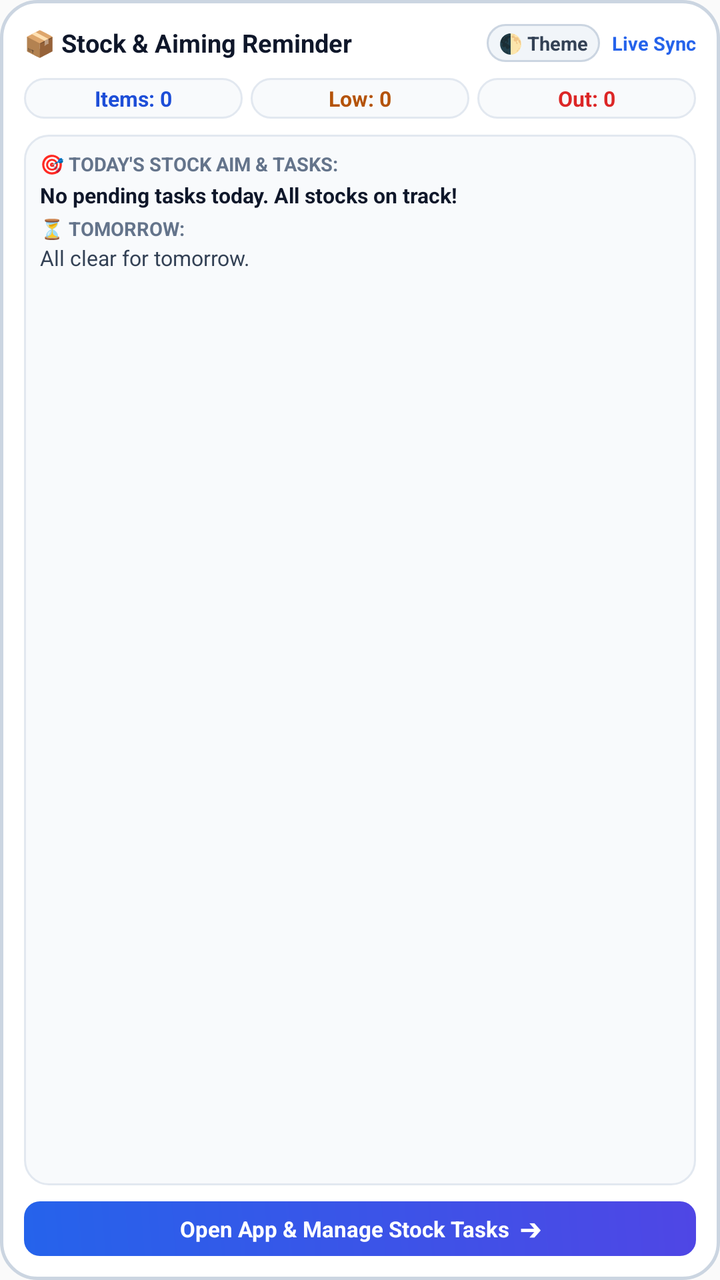
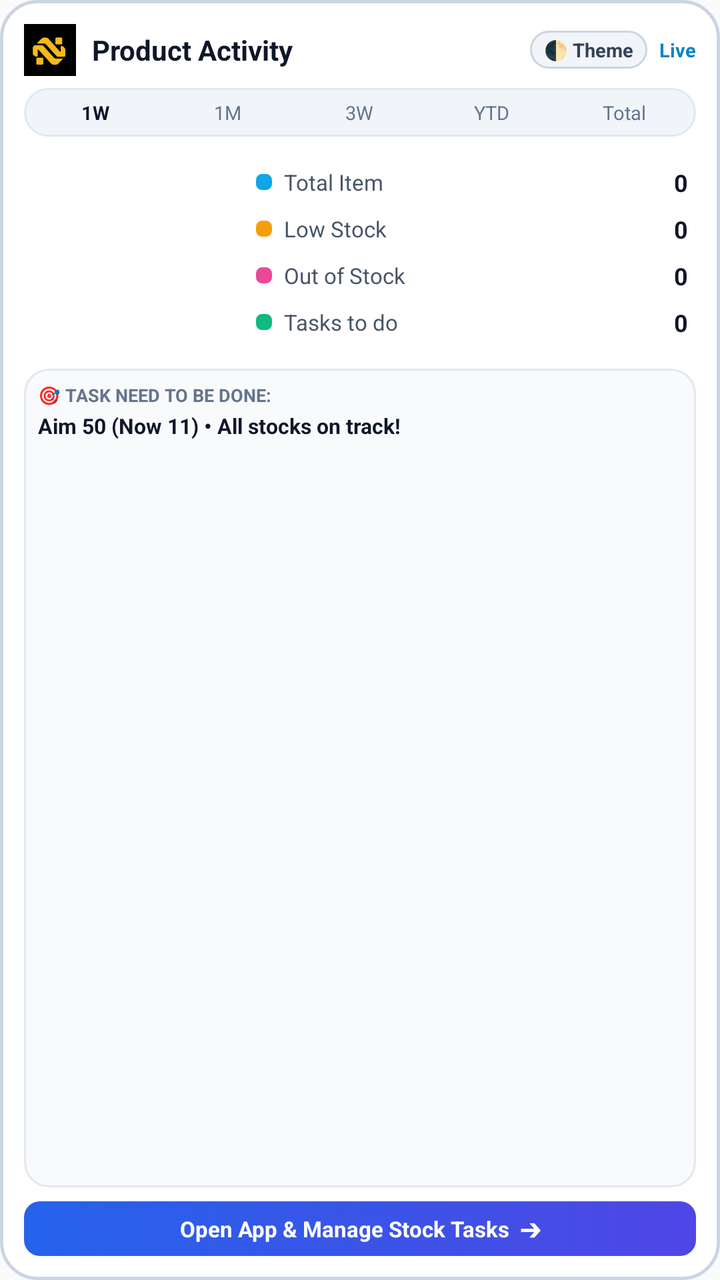

The first picture is an Android layout as it rendered before a commit; the second is the same layout after the commit. The layout source and the unified diff follow.
<!-- AndroidManifest.xml: application theme AppTheme -->
<!-- res/layout/widget_stock_reminder_light.xml -->
<?xml version="1.0" encoding="utf-8"?>
<LinearLayout xmlns:android="http://schemas.android.com/apk/res/android"
    android:id="@+id/widget_root"
    android:layout_width="match_parent"
    android:layout_height="match_parent"
    android:orientation="vertical"
    android:background="@drawable/widget_bg_light"
    android:padding="12dp">

    
    <LinearLayout
        android:layout_width="match_parent"
        android:layout_height="wrap_content"
        android:orientation="horizontal"
        android:gravity="center_vertical"
        android:layout_marginBottom="8dp">

        <TextView
            android:layout_width="0dp"
            android:layout_height="wrap_content"
            android:layout_weight="1"
            android:text="📦 Stock &amp; Aiming Reminder"
            android:textColor="#0f172a"
            android:textStyle="bold"
            android:textSize="12.5sp" />

        
        <TextView
            android:id="@+id/widget_theme_toggle"
            android:layout_width="wrap_content"
            android:layout_height="wrap_content"
            android:background="@drawable/widget_theme_btn_bg"
            android:text="🌓 Theme"
            android:textColor="#334155"
            android:textStyle="bold"
            android:textSize="9.5sp"
            android:paddingTop="3dp"
            android:paddingBottom="3dp"
            android:paddingStart="6dp"
            android:paddingEnd="6dp"
            android:layout_marginEnd="6dp" />

        <TextView
            android:id="@+id/widget_sync_badge"
            android:layout_width="wrap_content"
            android:layout_height="wrap_content"
            android:text="Live Sync"
            android:textColor="#2563eb"
            android:textStyle="bold"
            android:textSize="9.5sp" />
    </LinearLayout>

    
    <LinearLayout
        android:layout_width="match_parent"
        android:layout_height="wrap_content"
        android:orientation="horizontal"
        android:gravity="center_vertical"
        android:layout_marginBottom="8dp">

        
        <TextView
            android:id="@+id/widget_total_items"
            android:layout_width="0dp"
            android:layout_height="wrap_content"
            android:layout_weight="1"
            android:layout_marginEnd="4dp"
            android:background="@drawable/widget_inner_box_light"
            android:text="Items: 0"
            android:textColor="#1d4ed8"
            android:textSize="10.5sp"
            android:textStyle="bold"
            android:gravity="center"
            android:paddingTop="3dp"
            android:paddingBottom="3dp"
            android:paddingStart="4dp"
            android:paddingEnd="4dp" />

        
        <TextView
            android:id="@+id/widget_low_stock"
            android:layout_width="0dp"
            android:layout_height="wrap_content"
            android:layout_weight="1"
            android:layout_marginEnd="4dp"
            android:background="@drawable/widget_inner_box_light"
            android:text="Low: 0"
            android:textColor="#b45309"
            android:textSize="10.5sp"
            android:textStyle="bold"
            android:gravity="center"
            android:paddingTop="3dp"
            android:paddingBottom="3dp"
            android:paddingStart="4dp"
            android:paddingEnd="4dp" />

        
        <TextView
            android:id="@+id/widget_out_stock"
            android:layout_width="0dp"
            android:layout_height="wrap_content"
            android:layout_weight="1"
            android:background="@drawable/widget_inner_box_light"
            android:text="Out: 0"
            android:textColor="#dc2626"
            android:textSize="10.5sp"
            android:textStyle="bold"
            android:gravity="center"
            android:paddingTop="3dp"
            android:paddingBottom="3dp"
            android:paddingStart="4dp"
            android:paddingEnd="4dp" />
    </LinearLayout>

    
    <LinearLayout
        android:layout_width="match_parent"
        android:layout_height="0dp"
        android:layout_weight="1"
        android:orientation="vertical"
        android:background="@drawable/widget_inner_box_light"
        android:padding="8dp">

        
        <TextView
            android:layout_width="wrap_content"
            android:layout_height="wrap_content"
            android:text="🎯 TODAY'S STOCK AIM &amp; TASKS:"
            android:textColor="#64748b"
            android:textSize="9.5sp"
            android:textStyle="bold" />

        <TextView
            android:id="@+id/widget_today_tasks"
            android:layout_width="match_parent"
            android:layout_height="wrap_content"
            android:text="No pending tasks today. All stocks on track!"
            android:textColor="#0f172a"
            android:textStyle="bold"
            android:textSize="10.5sp"
            android:maxLines="2"
            android:ellipsize="end"
            android:layout_marginTop="2dp"
            android:layout_marginBottom="3dp" />

        
        <TextView
            android:layout_width="wrap_content"
            android:layout_height="wrap_content"
            android:text="⏳ TOMORROW:"
            android:textColor="#64748b"
            android:textSize="9.5sp"
            android:textStyle="bold" />

        <TextView
            android:id="@+id/widget_tomorrow_tasks"
            android:layout_width="match_parent"
            android:layout_height="wrap_content"
            android:text="All clear for tomorrow."
            android:textColor="#334155"
            android:textSize="10.5sp"
            android:maxLines="1"
            android:ellipsize="end"
            android:layout_marginTop="1dp" />
    </LinearLayout>

    
    <TextView
        android:id="@+id/widget_btn_open"
        android:layout_width="match_parent"
        android:layout_height="wrap_content"
        android:background="@drawable/widget_btn_bg"
        android:text="Open App &amp; Manage Stock Tasks  ➔"
        android:textColor="#ffffff"
        android:textStyle="bold"
        android:textSize="11sp"
        android:gravity="center"
        android:paddingTop="6dp"
        android:paddingBottom="6dp"
        android:layout_marginTop="8dp" />
</LinearLayout>
<!-- resources referenced by this layout -->
<resources>
  <!-- drawable widget_bg_light (drawable) -->
  <?xml version="1.0" encoding="utf-8"?>
  <shape xmlns:android="http://schemas.android.com/apk/res/android"
      android:shape="rectangle">
      <solid android:color="#ffffff" />
      <corners android:radius="18dp" />
      <stroke
          android:width="1.5dp"
          android:color="#cbd5e1" />
  </shape>
  <!-- drawable widget_btn_bg (drawable) -->
  <?xml version="1.0" encoding="utf-8"?>
  <shape xmlns:android="http://schemas.android.com/apk/res/android"
      android:shape="rectangle">
      <gradient
          android:angle="45"
          android:startColor="#2563eb"
          android:endColor="#4f46e5"
          android:type="linear" />
      <corners android:radius="8dp" />
  </shape>
  <!-- drawable widget_inner_box_light (drawable) -->
  <?xml version="1.0" encoding="utf-8"?>
  <shape xmlns:android="http://schemas.android.com/apk/res/android"
      android:shape="rectangle">
      <solid android:color="#f8fafc" />
      <corners android:radius="12dp" />
      <stroke
          android:width="1dp"
          android:color="#e2e8f0" />
  </shape>
  <!-- drawable widget_theme_btn_bg (drawable) -->
  <?xml version="1.0" encoding="utf-8"?>
  <shape xmlns:android="http://schemas.android.com/apk/res/android"
      android:shape="rectangle">
      <solid android:color="#f1f5f9" />
      <corners android:radius="14dp" />
      <stroke
          android:width="1dp"
          android:color="#cbd5e1" />
  </shape>
  <style name="AppTheme" parent="Theme.AppCompat.Light.DarkActionBar">
          
          <item name="colorPrimary">@color/colorPrimary</item>
          <item name="colorPrimaryDark">@color/colorPrimaryDark</item>
          <item name="colorAccent">@color/colorAccent</item>
      </style>
</resources>

<!-- the commit's change to res/layout/widget_stock_reminder_light.xml (unified diff, before → after) -->
@@ -13,16 +13,24 @@
         android:layout_height="wrap_content"
         android:orientation="horizontal"
         android:gravity="center_vertical"
-        android:layout_marginBottom="8dp">
-
-        <TextView
-            android:layout_width="0dp"
-            android:layout_height="wrap_content"
-            android:layout_weight="1"
-            android:text="📦 Stock &amp; Aiming Reminder"
+        android:layout_marginBottom="6dp">
+
+        <ImageView
+            android:layout_width="26dp"
+            android:layout_height="26dp"
+            android:src="@drawable/app_logo"
+            android:scaleType="fitCenter"
+            android:layout_marginEnd="8dp"
+            android:contentDescription="@null" />
+
+        <TextView
+            android:layout_width="0dp"
+            android:layout_height="wrap_content"
+            android:layout_weight="1"
+            android:text="Product Activity"
             android:textColor="#0f172a"
             android:textStyle="bold"
-            android:textSize="12.5sp" />
+            android:textSize="14sp" />
 
         
         <TextView
@@ -36,18 +44,90 @@
             android:textSize="9.5sp"
             android:paddingTop="3dp"
             android:paddingBottom="3dp"
-            android:paddingStart="6dp"
-            android:paddingEnd="6dp"
+            android:paddingStart="7dp"
+            android:paddingEnd="7dp"
             android:layout_marginEnd="6dp" />
 
         <TextView
             android:id="@+id/widget_sync_badge"
             android:layout_width="wrap_content"
             android:layout_height="wrap_content"
-            android:text="Live Sync"
-            android:textColor="#2563eb"
+            android:text="Live"
+            android:textColor="#0284c7"
             android:textStyle="bold"
             android:textSize="9.5sp" />
+    </LinearLayout>
+
+    
+    <LinearLayout
+        android:layout_width="match_parent"
+        android:layout_height="wrap_content"
+        android:orientation="horizontal"
+        android:gravity="center_vertical"
+        android:background="@drawable/widget_pill_bar_bg"
+        android:padding="2.5dp"
+        android:layout_marginBottom="8dp">
+
+        <TextView
+            android:id="@+id/widget_tab_1w"
+            android:layout_width="0dp"
+            android:layout_height="wrap_content"
+            android:layout_weight="1"
+            android:text="1W"
+            android:textColor="#0f172a"
+            android:textSize="9.5sp"
+            android:textStyle="bold"
+            android:gravity="center"
+            android:paddingTop="3dp"
+            android:paddingBottom="3dp" />
+
+        <TextView
+            android:id="@+id/widget_tab_1m"
+            android:layout_width="0dp"
+            android:layout_height="wrap_content"
+            android:layout_weight="1"
+            android:text="1M"
+            android:textColor="#64748b"
+            android:textSize="9.5sp"
+            android:gravity="center"
+            android:paddingTop="3dp"
+            android:paddingBottom="3dp" />
+
+        <TextView
+            android:id="@+id/widget_tab_3w"
+            android:layout_width="0dp"
+            android:layout_height="wrap_content"
+            android:layout_weight="1"
+            android:text="3W"
+            android:textColor="#64748b"
+            android:textSize="9.5sp"
+            android:gravity="center"
+            android:paddingTop="3dp"
+            android:paddingBottom="3dp" />
+
+        <TextView
+            android:id="@+id/widget_tab_ytd"
+            android:layout_width="0dp"
+            android:layout_height="wrap_content"
+            android:layout_weight="1"
+            android:text="YTD"
+            android:textColor="#64748b"
+            android:textSize="9.5sp"
+            android:gravity="center"
+            android:paddingTop="3dp"
+            android:paddingBottom="3dp" />
+
+        <TextView
+            android:id="@+id/widget_tab_total"
+            android:layout_width="0dp"
+            android:layout_height="wrap_content"
+            android:layout_weight="1"
+            android:text="Total"
+            android:textColor="#64748b"
+            android:textSize="9.5sp"
+            android:gravity="center"
+            android:paddingTop="3dp"
+            android:paddingBottom="3dp" />
     </LinearLayout>
 
     
@@ -59,57 +139,164 @@
         android:layout_marginBottom="8dp">
 
         
-        <TextView
-            android:id="@+id/widget_total_items"
-            android:layout_width="0dp"
-            android:layout_height="wrap_content"
-            android:layout_weight="1"
-            android:layout_marginEnd="4dp"
-            android:background="@drawable/widget_inner_box_light"
-            android:text="Items: 0"
-            android:textColor="#1d4ed8"
-            android:textSize="10.5sp"
-            android:textStyle="bold"
-            android:gravity="center"
-            android:paddingTop="3dp"
-            android:paddingBottom="3dp"
-            android:paddingStart="4dp"
-            android:paddingEnd="4dp" />
+        <ImageView
+            android:id="@+id/widget_gauge_img"
+            android:layout_width="100dp"
+            android:layout_height="100dp"
+            android:layout_gravity="center_vertical"
+            android:layout_marginEnd="12dp"
+            android:contentDescription="Activity Donut Gauge" />
 
         
-        <TextView
-            android:id="@+id/widget_low_stock"
-            android:layout_width="0dp"
-            android:layout_height="wrap_content"
-            android:layout_weight="1"
-            android:layout_marginEnd="4dp"
-            android:background="@drawable/widget_inner_box_light"
-            android:text="Low: 0"
-            android:textColor="#b45309"
-            android:textSize="10.5sp"
-            android:textStyle="bold"
-            android:gravity="center"
-            android:paddingTop="3dp"
-            android:paddingBottom="3dp"
-            android:paddingStart="4dp"
-            android:paddingEnd="4dp" />
-
-        
-        <TextView
-            android:id="@+id/widget_out_stock"
-            android:layout_width="0dp"
-            android:layout_height="wrap_content"
-            android:layout_weight="1"
-            android:background="@drawable/widget_inner_box_light"
-            android:text="Out: 0"
-            android:textColor="#dc2626"
-            android:textSize="10.5sp"
-            android:textStyle="bold"
-            android:gravity="center"
-            android:paddingTop="3dp"
-            android:paddingBottom="3dp"
-            android:paddingStart="4dp"
-            android:paddingEnd="4dp" />
+        <LinearLayout
+            android:layout_width="0dp"
+            android:layout_height="wrap_content"
+            android:layout_weight="1"
+            android:orientation="vertical">
+
+            
+            <LinearLayout
+                android:id="@+id/widget_row_total"
+                android:layout_width="match_parent"
+                android:layout_height="wrap_content"
+                android:orientation="horizontal"
+                android:gravity="center_vertical"
+                android:paddingStart="4dp"
+                android:paddingEnd="4dp"
+                android:paddingTop="2dp"
+                android:paddingBottom="2dp"
+                android:layout_marginBottom="3dp">
+                <ImageView
+                    android:layout_width="8dp"
+                    android:layout_height="8dp"
+                    android:background="@drawable/widget_bullet_blue"
+                    android:layout_marginEnd="6dp"
+                    android:contentDescription="@null" />
+                <TextView
+                    android:id="@+id/widget_label_total"
+                    android:layout_width="0dp"
+                    android:layout_height="wrap_content"
+                    android:layout_weight="1"
+                    android:text="Total Item"
+                    android:textColor="#475569"
+                    android:textSize="11sp" />
+                <TextView
+                    android:id="@+id/widget_total_items"
+                    android:layout_width="wrap_content"
+                    android:layout_height="wrap_content"
+                    android:text="0"
+                    android:textColor="#0f172a"
+                    android:textStyle="bold"
+                    android:textSize="12sp" />
+            </LinearLayout>
+
+            
+            <LinearLayout
+                android:id="@+id/widget_row_low"
+                android:layout_width="match_parent"
+                android:layout_height="wrap_content"
+                android:orientation="horizontal"
+                android:gravity="center_vertical"
+                android:paddingStart="4dp"
+                android:paddingEnd="4dp"
+                android:paddingTop="2dp"
+                android:paddingBottom="2dp"
+                android:layout_marginBottom="3dp">
+                <ImageView
+                    android:layout_width="8dp"
+                    android:layout_height="8dp"
+                    android:background="@drawable/widget_bullet_orange"
+                    android:layout_marginEnd="6dp"
+                    android:contentDescription="@null" />
+                <TextView
+                    android:id="@+id/widget_label_low"
+                    android:layout_width="0dp"
+                    android:layout_height="wrap_content"
+                    android:layout_weight="1"
+                    android:text="Low Stock"
+                    android:textColor="#475569"
+                    android:textSize="11sp" />
+                <TextView
+                    android:id="@+id/widget_low_stock"
+                    android:layout_width="wrap_content"
+                    android:layout_height="wrap_content"
+                    android:text="0"
+                    android:textColor="#0f172a"
+                    android:textStyle="bold"
+                    android:textSize="12sp" />
+            </LinearLayout>
+
+            
+            <LinearLayout
+                android:id="@+id/widget_row_out"
+                android:layout_width="match_parent"
+                android:layout_height="wrap_content"
+                android:orientation="horizontal"
+                android:gravity="center_vertical"
+                android:paddingStart="4dp"
+                android:paddingEnd="4dp"
+                android:paddingTop="2dp"
+                android:paddingBottom="2dp"
+                android:layout_marginBottom="3dp">
+                <ImageView
+                    android:layout_width="8dp"
+                    android:layout_height="8dp"
+                    android:background="@drawable/widget_bullet_pink"
+                    android:layout_marginEnd="6dp"
+                    android:contentDescription="@null" />
+                <TextView
+                    android:id="@+id/widget_label_out"
+                    android:layout_width="0dp"
+                    android:layout_height="wrap_content"
+                    android:layout_weight="1"
+                    android:text="Out of Stock"
+                    android:textColor="#475569"
+                    android:textSize="11sp" />
+                <TextView
+                    android:id="@+id/widget_out_stock"
+                    android:layout_width="wrap_content"
+                    android:layout_height="wrap_content"
+                    android:text="0"
+                    android:textColor="#0f172a"
+                    android:textStyle="bold"
+                    android:textSize="12sp" />
+            </LinearLayout>
+
+            
+            <LinearLayout
+                android:id="@+id/widget_row_tasks"
+                android:layout_width="match_parent"
+                android:layout_height="wrap_content"
+                android:orientation="horizontal"
+                android:gravity="center_vertical"
+                android:paddingStart="4dp"
+                android:paddingEnd="4dp"
+                android:paddingTop="2dp"
+                android:paddingBottom="2dp">
+                <ImageView
+                    android:layout_width="8dp"
+                    android:layout_height="8dp"
+                    android:background="@drawable/widget_bullet_green"
+                    android:layout_marginEnd="6dp"
+                    android:contentDescription="@null" />
+                <TextView
+                    android:id="@+id/widget_label_tasks"
+                    android:layout_width="0dp"
+                    android:layout_height="wrap_content"
+                    android:layout_weight="1"
+                    android:text="Tasks to do"
+                    android:textColor="#475569"
+                    android:textSize="11sp" />
+                <TextView
+                    android:id="@+id/widget_tasks_count"
+                    android:layout_width="wrap_content"
+                    android:layout_height="wrap_content"
+                    android:text="0"
+                    android:textColor="#0f172a"
+                    android:textStyle="bold"
+                    android:textSize="12sp" />
+            </LinearLayout>
+        </LinearLayout>
     </LinearLayout>
 
     
@@ -119,49 +306,27 @@
         android:layout_weight="1"
         android:orientation="vertical"
         android:background="@drawable/widget_inner_box_light"
-        android:padding="8dp">
-
-        
+        android:padding="7dp">
+
         <TextView
             android:layout_width="wrap_content"
             android:layout_height="wrap_content"
-            android:text="🎯 TODAY'S STOCK AIM &amp; TASKS:"
-            android:textColor="#64748b"
-            android:textSize="9.5sp"
+            android:text="🎯 TASK NEED TO BE DONE:"
+            android:textColor="#64748b"
+            android:textSize="9sp"
             android:textStyle="bold" />
 
         <TextView
             android:id="@+id/widget_today_tasks"
             android:layout_width="match_parent"
             android:layout_height="wrap_content"
-            android:text="No pending tasks today. All stocks on track!"
+            android:text="Aim 50 (Now 11) • All stocks on track!"
             android:textColor="#0f172a"
             android:textStyle="bold"
             android:textSize="10.5sp"
             android:maxLines="2"
             android:ellipsize="end"
-            android:layout_marginTop="2dp"
-            android:layout_marginBottom="3dp" />
-
-        
-        <TextView
-            android:layout_width="wrap_content"
-            android:layout_height="wrap_content"
-            android:text="⏳ TOMORROW:"
-            android:textColor="#64748b"
-            android:textSize="9.5sp"
-            android:textStyle="bold" />
-
-        <TextView
-            android:id="@+id/widget_tomorrow_tasks"
-            android:layout_width="match_parent"
-            android:layout_height="wrap_content"
-            android:text="All clear for tomorrow."
-            android:textColor="#334155"
-            android:textSize="10.5sp"
-            android:maxLines="1"
-            android:ellipsize="end"
-            android:layout_marginTop="1dp" />
+            android:layout_marginTop="2dp" />
     </LinearLayout>
 
     
@@ -177,5 +342,5 @@
         android:gravity="center"
         android:paddingTop="6dp"
         android:paddingBottom="6dp"
-        android:layout_marginTop="8dp" />
+        android:layout_marginTop="7dp" />
 </LinearLayout>
<!-- resource entries referenced after the edit -->
@@ -1,5 +1,6 @@
 <!-- resources referenced by this layout -->
 <resources>
+  <!-- drawable app_logo: png bitmap (drawable, 7166 bytes) -->
   <!-- drawable widget_bg_light (drawable) -->
   <?xml version="1.0" encoding="utf-8"?>
   <shape xmlns:android="http://schemas.android.com/apk/res/android"
@@ -21,6 +22,38 @@
           android:type="linear" />
       <corners android:radius="8dp" />
   </shape>
+  <!-- drawable widget_bullet_blue (drawable) -->
+  <?xml version="1.0" encoding="utf-8"?>
+  <shape xmlns:android="http://schemas.android.com/apk/res/android"
+      android:shape="rectangle">
+      <solid android:color="#0ea5e9" />
+      <corners android:radius="3dp" />
+      <size android:width="10dp" android:height="10dp" />
+  </shape>
+  <!-- drawable widget_bullet_green (drawable) -->
+  <?xml version="1.0" encoding="utf-8"?>
+  <shape xmlns:android="http://schemas.android.com/apk/res/android"
+      android:shape="rectangle">
+      <solid android:color="#10b981" />
+      <corners android:radius="3dp" />
+      <size android:width="10dp" android:height="10dp" />
+  </shape>
+  <!-- drawable widget_bullet_orange (drawable) -->
+  <?xml version="1.0" encoding="utf-8"?>
+  <shape xmlns:android="http://schemas.android.com/apk/res/android"
+      android:shape="rectangle">
+      <solid android:color="#f59e0b" />
+      <corners android:radius="3dp" />
+      <size android:width="10dp" android:height="10dp" />
+  </shape>
+  <!-- drawable widget_bullet_pink (drawable) -->
+  <?xml version="1.0" encoding="utf-8"?>
+  <shape xmlns:android="http://schemas.android.com/apk/res/android"
+      android:shape="rectangle">
+      <solid android:color="#ec4899" />
+      <corners android:radius="3dp" />
+      <size android:width="10dp" android:height="10dp" />
+  </shape>
   <!-- drawable widget_inner_box_light (drawable) -->
   <?xml version="1.0" encoding="utf-8"?>
   <shape xmlns:android="http://schemas.android.com/apk/res/android"
@@ -30,6 +63,14 @@
       <stroke
           android:width="1dp"
           android:color="#e2e8f0" />
+  </shape>
+  <!-- drawable widget_pill_bar_bg (drawable) -->
+  <?xml version="1.0" encoding="utf-8"?>
+  <shape xmlns:android="http://schemas.android.com/apk/res/android"
+      android:shape="rectangle">
+      <solid android:color="#f1f5f9" />
+      <corners android:radius="14dp" />
+      <stroke android:width="1dp" android:color="#e2e8f0" />
   </shape>
   <!-- drawable widget_theme_btn_bg (drawable) -->
   <?xml version="1.0" encoding="utf-8"?>
